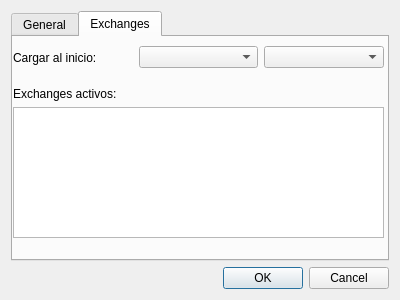
This is ui/dialog_config.ui in katmai1/qtradingview as Qt 5 draws it before an edit. The edited form follows.
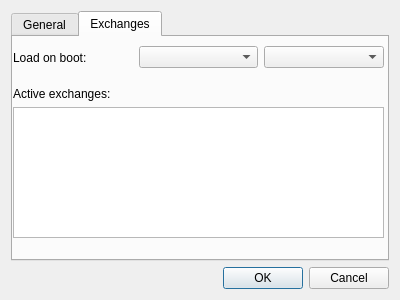
This is the edited form. The open tabs and pages were chosen to show the change. Icons and pictures are not drawn.

Patch:
```diff
--- a/ui/dialog_config.ui
+++ b/ui/dialog_config.ui
@@ -105,7 +105,7 @@
         <item>
          <widget class="QLabel" name="label_3">
           <property name="text">
-           <string>Exchanges activos:</string>
+           <string>Active exchanges:</string>
           </property>
          </widget>
         </item>
@@ -140,7 +140,7 @@
         <item>
          <widget class="QLabel" name="label_2">
           <property name="text">
-           <string>Cargar al inicio:</string>
+           <string>Load on boot:</string>
           </property>
          </widget>
         </item>
```
Left out of the diff: 48 changed lines with no effect on the pictures.
